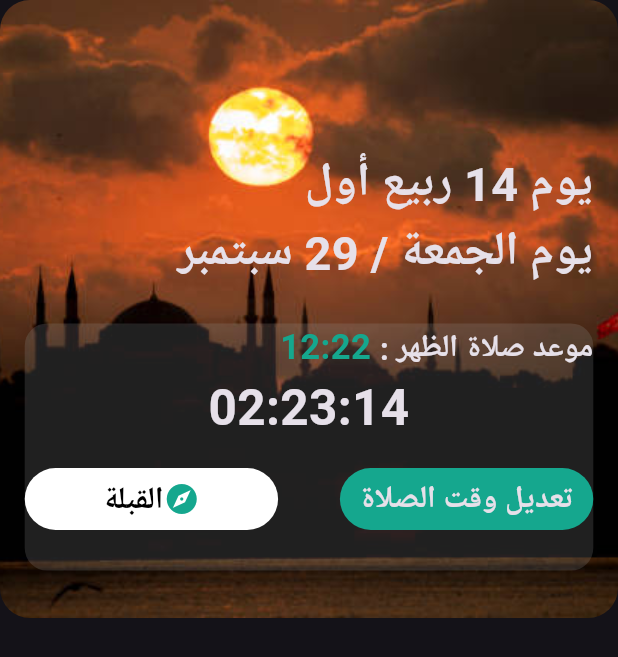
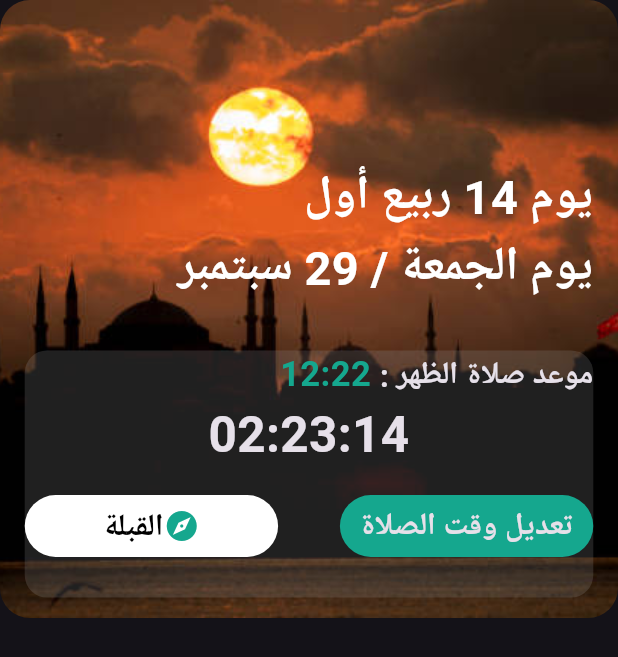
Before and after one commit to islamashraf011/Quran_App, a Flutter app: the screen it shows after launch, on a phone screen of 412 x 824 dp. Shown: the top 657 px of the screen. Run offline on Flutter 3.47's test engine with Material 3 defaults, Android fonts, the phone set to English and light mode, and no system bars.

Commit message:
Change Text to List Tile & Use it in EditImageBody

```diff
--- a/lib/widgets/custom_button_widget.dart
+++ b/lib/widgets/custom_button_widget.dart
@@ -1,6 +1,6 @@
 import 'package:flutter/material.dart';
 import 'package:quran_app/constants/constants.dart';
-import 'custom_text_widget.dart';
+import 'custom_list_tile_widget.dart';
 
 class CustomButton extends StatelessWidget {
   const CustomButton({
--- /dev/null
+++ b/lib/widgets/custom_list_tile_widget.dart
@@ -0,0 +1,66 @@
+import 'package:flutter/material.dart';
+
+class CustomTextWidget extends StatelessWidget {
+  const CustomTextWidget({
+    super.key,
+    required this.title,
+    required this.fontSize,
+    this.color,
+  });
+  final String title;
+  final double fontSize;
+  final Color? color;
+  @override
+  Widget build(BuildContext context) {
+    return Text(
+      title,
+      textDirection: TextDirection.rtl,
+      style: TextStyle(
+        fontSize: fontSize,
+        fontWeight: FontWeight.bold,
+        color: color,
+      ),
+    );
+  }
+}
+
+class CustomListTileWidget extends StatelessWidget {
+  const CustomListTileWidget({
+    super.key,
+    required this.title,
+    required this.titleSize,
+    required this.subTitle,
+    required this.subTitleSize,
+    this.textAlign,
+  });
+  final String title;
+  final String subTitle;
+  final double titleSize;
+  final double subTitleSize;
+  final TextAlign? textAlign;
+  @override
+  Widget build(BuildContext context) {
+    return ListTile(
+      contentPadding: const EdgeInsets.symmetric(horizontal: 0),
+      title: Text(
+        title,
+        textDirection: TextDirection.rtl,
+        style: TextStyle(
+          fontSize: titleSize,
+          fontWeight: FontWeight.bold,
+          color: Colors.white,
+        ),
+      ),
+      subtitle: Text(
+        subTitle,
+        textDirection: TextDirection.rtl,
+        textAlign: textAlign,
+        style: TextStyle(
+          fontSize: subTitleSize,
+          fontWeight: FontWeight.bold,
+          color: Colors.white,
+        ),
+      ),
+    );
+  }
+}
--- a/lib/widgets/custom_text_widget.dart
+++ /dev/null
@@ -1,25 +0,0 @@
-import 'package:flutter/material.dart';
-
-class CustomTextWidget extends StatelessWidget {
-  const CustomTextWidget({
-    super.key,
-    required this.title,
-    required this.fontSize,
-    this.color,
-  });
-  final String title;
-  final double fontSize;
-  final Color? color;
-  @override
-  Widget build(BuildContext context) {
-    return Text(
-      title,
-      textDirection: TextDirection.rtl,
-      style: TextStyle(
-        fontSize: fontSize,
-        fontWeight: FontWeight.bold,
-        color: color,
-      ),
-    );
-  }
-}
--- a/lib/widgets/edit_image_body.dart
+++ b/lib/widgets/edit_image_body.dart
@@ -1,12 +1,11 @@
 import 'package:flutter/material.dart';
-import 'custom_text_widget.dart';
+import 'custom_list_tile_widget.dart';
 import 'pray_time_shape.dart';
 
 class EditImageBody extends StatelessWidget {
   const EditImageBody({
     super.key,
   });
-
   @override
   Widget build(BuildContext context) {
     return Padding(
@@ -14,18 +13,16 @@ class EditImageBody extends StatelessWidget {
         horizontal: MediaQuery.of(context).size.height * 0.02,
       ),
       child: Column(
-        crossAxisAlignment: CrossAxisAlignment.end,
+        // crossAxisAlignment: CrossAxisAlignment.end,
         children: [
           SizedBox(
             height: MediaQuery.sizeOf(context).height * 0.12,
           ),
-          CustomTextWidget(
+          CustomListTileWidget(
             title: "يوم 14 ربيع أول",
-            fontSize: MediaQuery.of(context).size.height * 0.038,
-          ),
-          CustomTextWidget(
-            title: "يوم الجمعة / 29 سبتمبر",
-            fontSize: MediaQuery.of(context).size.height * 0.038,
+            titleSize: MediaQuery.of(context).size.height * 0.038,
+            subTitle: "يوم الجمعة / 29 سبتمبر",
+            subTitleSize: MediaQuery.of(context).size.height * 0.038,
           ),
           SizedBox(
             height: MediaQuery.sizeOf(context).height * 0.03,
--- a/lib/widgets/pray_time_shape.dart
+++ b/lib/widgets/pray_time_shape.dart
@@ -1,7 +1,7 @@
 import 'package:flutter/material.dart';
 import '../constants/constants.dart';
 import 'custom_button_widget.dart';
-import 'custom_text_widget.dart';
+import 'custom_list_tile_widget.dart';
 
 class CustomPrayTimeShape extends StatelessWidget {
   const CustomPrayTimeShape({
```
